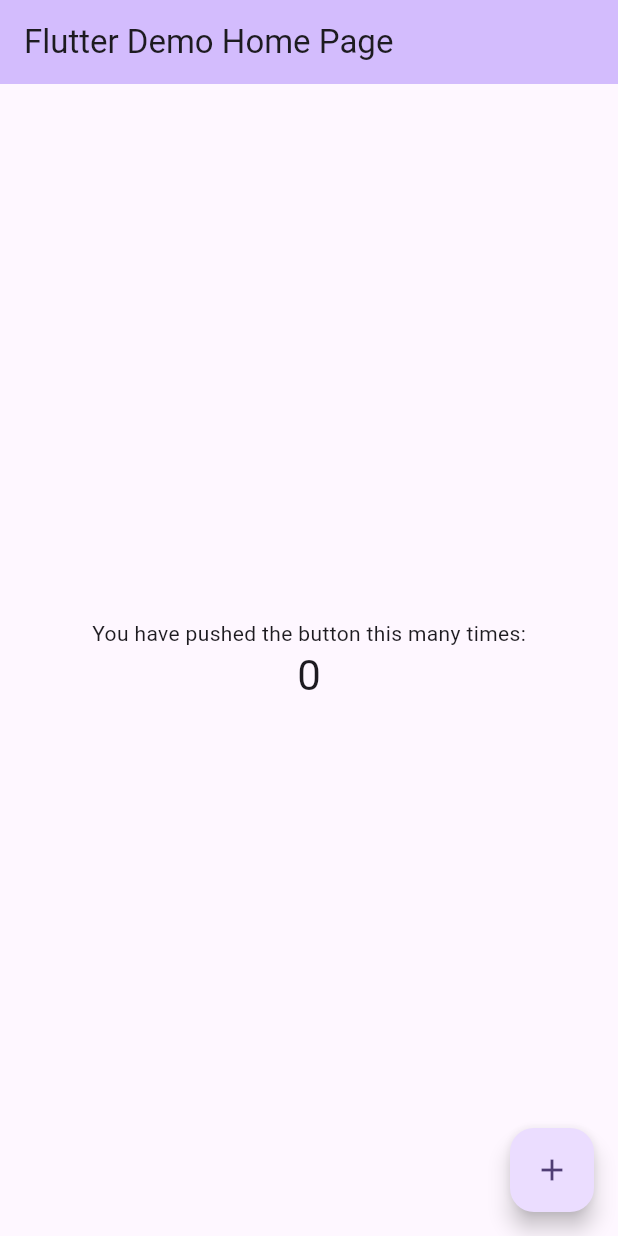
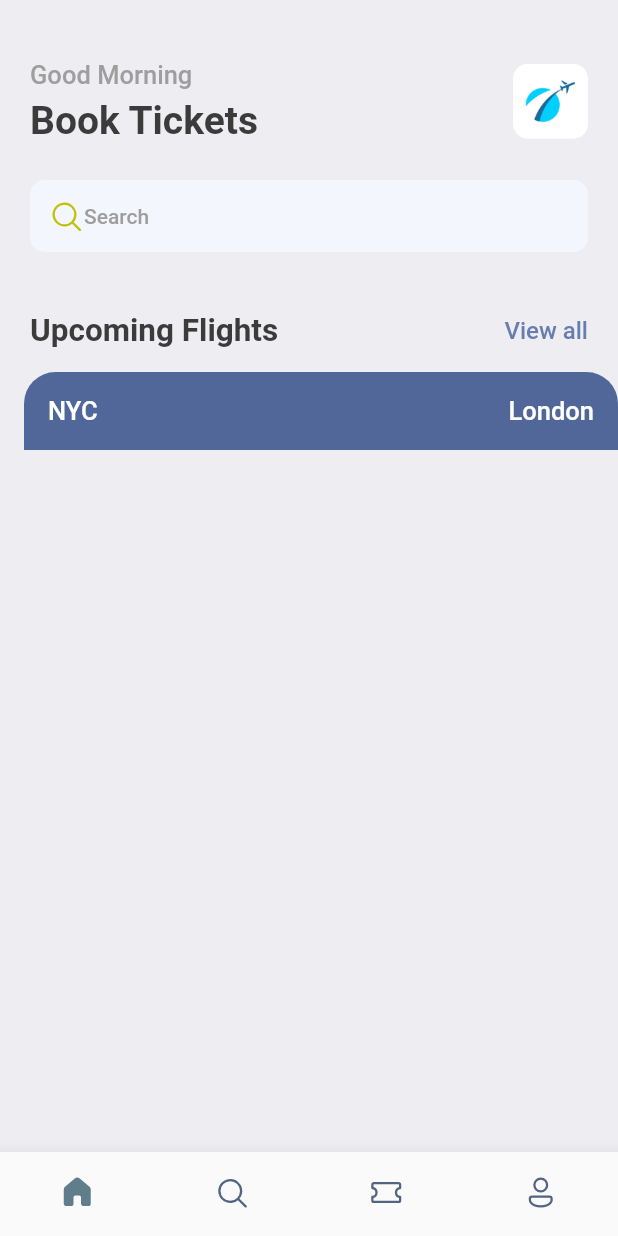
Before and after one commit to YasiraBanuka/Ticket-Booking-App-FLUTTER, a Flutter app: the screen it shows after launch, on a phone screen of 412 x 824 dp. Run offline on Flutter 3.47's test engine with Material 2 defaults, Android fonts, the phone set to English and light mode, and no system bars; our stand-ins replace fluentui_icons, gap.

Commit message:
started home screen

```diff
--- a/lib/main.dart
+++ b/lib/main.dart
@@ -1,4 +1,6 @@
 import 'package:flutter/material.dart';
+import 'package:ticketing_app/screens/bottom_bar.dart';
+import 'package:ticketing_app/utils/app_styles.dart';
 
 void main() {
   runApp(const MyApp());
@@ -11,115 +13,12 @@ class MyApp extends StatelessWidget {
   @override
   Widget build(BuildContext context) {
     return MaterialApp(
+      debugShowCheckedModeBanner: false,
       title: 'Flutter Demo',
       theme: ThemeData(
-        // This is the theme of your application.
-        //
-        // TRY THIS: Try running your application with "flutter run". You'll see
-        // the application has a blue toolbar. Then, without quitting the app,
-        // try changing the seedColor in the colorScheme below to Colors.green
-        // and then invoke "hot reload" (save your changes or press the "hot
-        // reload" button in a Flutter-supported IDE, or press "r" if you used
-        // the command line to start the app).
-        //
-        // Notice that the counter didn't reset back to zero; the application
-        // state is not lost during the reload. To reset the state, use hot
-        // restart instead.
-        //
-        // This works for code too, not just values: Most code changes can be
-        // tested with just a hot reload.
-        colorScheme: ColorScheme.fromSeed(seedColor: Colors.deepPurple),
-        useMaterial3: true,
+        primaryColor: primary,
       ),
-      home: const MyHomePage(title: 'Flutter Demo Home Page'),
+      home: const BottomBar(),
     );
   }
 }
-
-class MyHomePage extends StatefulWidget {
-  const MyHomePage({super.key, required this.title});
-
-  // This widget is the home page of your application. It is stateful, meaning
-  // that it has a State object (defined below) that contains fields that affect
-  // how it looks.
-
-  // This class is the configuration for the state. It holds the values (in this
-  // case the title) provided by the parent (in this case the App widget) and
-  // used by the build method of the State. Fields in a Widget subclass are
-  // always marked "final".
-
-  final String title;
-
-  @override
-  State<MyHomePage> createState() => _MyHomePageState();
-}
-
-class _MyHomePageState extends State<MyHomePage> {
-  int _counter = 0;
-
-  void _incrementCounter() {
-    setState(() {
-      // This call to setState tells the Flutter framework that something has
-      // changed in this State, which causes it to rerun the build method below
-      // so that the display can reflect the updated values. If we changed
-      // _counter without calling setState(), then the build method would not be
-      // called again, and so nothing would appear to happen.
-      _counter++;
-    });
-  }
-
-  @override
-  Widget build(BuildContext context) {
-    // This method is rerun every time setState is called, for instance as done
-    // by the _incrementCounter method above.
-    //
-    // The Flutter framework has been optimized to make rerunning build methods
-    // fast, so that you can just rebuild anything that needs updating rather
-    // than having to individually change instances of widgets.
-    return Scaffold(
-      appBar: AppBar(
-        // TRY THIS: Try changing the color here to a specific color (to
-        // Colors.amber, perhaps?) and trigger a hot reload to see the AppBar
-        // change color while the other colors stay the same.
-        backgroundColor: Theme.of(context).colorScheme.inversePrimary,
-        // Here we take the value from the MyHomePage object that was created by
-        // the App.build method, and use it to set our appbar title.
-        title: Text(widget.title),
-      ),
-      body: Center(
-        // Center is a layout widget. It takes a single child and positions it
-        // in the middle of the parent.
-        child: Column(
-          // Column is also a layout widget. It takes a list of children and
-          // arranges them vertically. By default, it sizes itself to fit its
-          // children horizontally, and tries to be as tall as its parent.
-          //
-          // Column has various properties to control how it sizes itself and
-          // how it positions its children. Here we use mainAxisAlignment to
-          // center the children vertically; the main axis here is the vertical
-          // axis because Columns are vertical (the cross axis would be
-          // horizontal).
-          //
-          // TRY THIS: Invoke "debug painting" (choose the "Toggle Debug Paint"
-          // action in the IDE, or press "p" in the console), to see the
-          // wireframe for each widget.
-          mainAxisAlignment: MainAxisAlignment.center,
-          children: <Widget>[
-            const Text(
-              'You have pushed the button this many times:',
-            ),
-            Text(
-              '$_counter',
-              style: Theme.of(context).textTheme.headlineMedium,
-            ),
-          ],
-        ),
-      ),
-      floatingActionButton: FloatingActionButton(
-        onPressed: _incrementCounter,
-        tooltip: 'Increment',
-        child: const Icon(Icons.add),
-      ), // This trailing comma makes auto-formatting nicer for build methods.
-    );
-  }
-}
--- /dev/null
+++ b/lib/screens/bottom_bar.dart
@@ -0,0 +1,68 @@
+import 'package:fluentui_icons/fluentui_icons.dart';
+import 'package:flutter/material.dart';
+import 'package:ticketing_app/screens/home_screen.dart';
+
+class BottomBar extends StatefulWidget {
+  const BottomBar({super.key});
+
+  @override
+  State<BottomBar> createState() => _BottomBarState();
+}
+
+class _BottomBarState extends State<BottomBar> {
+  int _selectedIndex = 0;
+
+  static final List<Widget> _widgetOptions = <Widget>[
+    HomeScreen(),
+    const Text("Search"),
+    const Text("Ticket"),
+    const Text("Profile"),
+  ];
+
+  void _onItemTapped(int index) {
+    setState(() {
+      _selectedIndex = index;
+    });
+  }
+
+  @override
+  Widget build(BuildContext context) {
+    return Scaffold(
+      body: Center(
+        child: _widgetOptions[_selectedIndex],
+      ),
+      bottomNavigationBar: BottomNavigationBar(
+        currentIndex: _selectedIndex,
+        onTap: _onItemTapped,
+        elevation: 10,
+        showSelectedLabels: false,
+        showUnselectedLabels: false,
+        selectedItemColor: Colors.blueGrey,
+        type: BottomNavigationBarType.fixed,
+        unselectedItemColor: const Color(0xFF526480),
+        items: const [
+          BottomNavigationBarItem(
+            icon: Icon(FluentSystemIcons.ic_fluent_home_regular),
+            activeIcon: Icon(FluentSystemIcons.ic_fluent_home_filled),
+            label: "Home",
+          ),
+          BottomNavigationBarItem(
+            icon: Icon(FluentSystemIcons.ic_fluent_search_regular),
+            activeIcon: Icon(FluentSystemIcons.ic_fluent_search_filled),
+            label: "Search",
+          ),
+          BottomNavigationBarItem(
+            icon: Icon(FluentSystemIcons.ic_fluent_ticket_regular),
+            activeIcon: Icon(FluentSystemIcons.ic_fluent_ticket_filled),
+            label: "Ticket",
+          ),
+          BottomNavigationBarItem(
+            icon: Icon(FluentSystemIcons.ic_fluent_person_regular),
+            activeIcon: Icon(FluentSystemIcons.ic_fluent_person_filled),
+            label: "Profile",
+          ),
+        ],
+      ),
+    );
+  }
+}
--- /dev/null
+++ b/lib/screens/home_screen.dart
@@ -0,0 +1,106 @@
+import 'package:fluentui_icons/fluentui_icons.dart';
+import 'package:flutter/material.dart';
+import 'package:gap/gap.dart';
+import 'package:ticketing_app/screens/ticket_view.dart';
+import 'package:ticketing_app/utils/app_styles.dart';
+
+class HomeScreen extends StatelessWidget {
+  const HomeScreen({super.key});
+
+  @override
+  Widget build(BuildContext context) {
+    return Scaffold(
+      backgroundColor: Styles.bgColor,
+      body: ListView(
+        children: [
+          Container(
+            padding: const EdgeInsets.symmetric(
+              horizontal: 20,
+            ),
+            child: Column(
+              children: [
+                const Gap(40),
+                Row(
+                  mainAxisAlignment: MainAxisAlignment.spaceBetween,
+                  children: [
+                    Column(
+                      crossAxisAlignment: CrossAxisAlignment.start,
+                      children: [
+                        Text(
+                          "Good Morning",
+                          style: Styles.headlineStyle3,
+                        ),
+                        const Gap(5),
+                        Text(
+                          "Book Tickets",
+                          style: Styles.headlineStyle1,
+                        ),
+                      ],
+                    ),
+                    Container(
+                      width: 50,
+                      height: 50,
+                      decoration: BoxDecoration(
+                        borderRadius: BorderRadius.circular(10),
+                        image: const DecorationImage(
+                          fit: BoxFit.fitHeight,
+                          image: AssetImage("assets/images/img_1.png"),
+                        ),
+                      ),
+                    )
+                  ],
+                ),
+                const Gap(25),
+                Container(
+                  decoration: BoxDecoration(
+                    borderRadius: BorderRadius.circular(10),
+                    color: const Color(0xFFF4F6FD),
+                  ),
+                  padding: const EdgeInsets.symmetric(
+                    horizontal: 12,
+                    vertical: 12,
+                  ),
+                  child: Row(
+                    children: [
+                      const Icon(
+                        FluentSystemIcons.ic_fluent_search_regular,
+                        color: Color(0xFFBFC205),
+                      ),
+                      Text(
+                        "Search",
+                        style: Styles.headlineStyle4,
+                      )
+                    ],
+                  ),
+                ),
+                const Gap(40),
+                Row(
+                  mainAxisAlignment: MainAxisAlignment.spaceBetween,
+                  children: [
+                    Text(
+                      "Upcoming Flights",
+                      style: Styles.headlineStyle2,
+                    ),
+                    InkWell(
+                      onTap: () {
+                        print("you tapped me");
+                      },
+                      child: Text(
+                        "View all",
+                        style: Styles.textStyle.copyWith(
+                          color: Styles.primaryColor,
+                        ),
+                      ),
+                    ),
+                  ],
+                )
+              ],
+            ),
+          ),
+          const Gap(15),
+          TicketView(),
+        ],
+      ),
+    );
+  }
+}
--- /dev/null
+++ b/lib/screens/ticket_view.dart
@@ -0,0 +1,51 @@
+import 'package:flutter/material.dart';
+import 'package:ticketing_app/utils/app_layout.dart';
+import 'package:ticketing_app/utils/app_styles.dart';
+
+class TicketView extends StatelessWidget {
+  const TicketView({super.key});
+
+  @override
+  Widget build(BuildContext context) {
+    final size = AppLayout.getSize(context);
+
+    return SizedBox(
+      width: size.width,
+      height: 200,
+      child: Container(
+        margin: const EdgeInsets.only(left: 16),
+        child: Column(
+          children: [
+            Container(
+              decoration: const BoxDecoration(
+                color: Color(0xFF526799),
+                borderRadius: BorderRadius.only(
+                  topLeft: Radius.circular(21),
+                  topRight: Radius.circular(21),
+                ),
+              ),
+              padding: const EdgeInsets.all(16),
+              child: Column(children: [
+                Row(
+                  children: [
+                    Text(
+                      "NYC",
+                      style:
+                          Styles.headlineStyle3.copyWith(color: Colors.white),
+                    ),
+                    const Spacer(),
+                    Text(
+                      "London",
+                      style:
+                          Styles.headlineStyle3.copyWith(color: Colors.white),
+                    )
+                  ],
+                )
+              ]),
+            )
+          ],
+        ),
+      ),
+    );
+  }
+}
--- /dev/null
+++ b/lib/utils/app_layout.dart
@@ -0,0 +1,7 @@
+import 'package:flutter/material.dart';
+
+class AppLayout {
+  static getSize(BuildContext context) {
+    return MediaQuery.of(context).size;
+  }
+}
--- /dev/null
+++ b/lib/utils/app_styles.dart
@@ -0,0 +1,36 @@
+import 'package:flutter/material.dart';
+
+Color primary = const Color(0xFF687daf);
+
+class Styles {
+  static Color primaryColor = primary;
+  static Color textColor = const Color(0xFF3b3b3b);
+  static Color bgColor = const Color(0xFFeeedf2);
+  static Color orangeColor = const Color(0xFF526799);
+
+  static TextStyle textStyle = TextStyle(
+    color: textColor,
+    fontSize: 16,
+    fontWeight: FontWeight.w500,
+  );
+  static TextStyle headlineStyle1 = TextStyle(
+    color: textColor,
+    fontSize: 26,
+    fontWeight: FontWeight.bold,
+  );
+  static TextStyle headlineStyle2 = TextStyle(
+    color: textColor,
+    fontSize: 21,
+    fontWeight: FontWeight.bold,
+  );
+  static TextStyle headlineStyle3 = TextStyle(
+    color: Colors.grey.shade500,
+    fontSize: 17,
+    fontWeight: FontWeight.w500,
+  );
+  static TextStyle headlineStyle4 = TextStyle(
+    color: Colors.grey.shade500,
+    fontSize: 14,
+    fontWeight: FontWeight.w500,
+  );
+}
--- a/pubspec.yaml
+++ b/pubspec.yaml
@@ -35,6 +35,8 @@ dependencies:
   # The following adds the Cupertino Icons font to your application.
   # Use with the CupertinoIcons class for iOS style icons.
   cupertino_icons: ^1.0.2
+  fluentui_icons: ^1.0.0
+  gap: ^3.0.1
 
 dev_dependencies:
   flutter_test:
@@ -59,8 +61,8 @@ flutter:
   uses-material-design: true
 
   # To add assets to your application, add an assets section, like this:
-  # assets:
-  #   - images/a_dot_burr.jpeg
+  assets:
+    - assets/images/
   #   - images/a_dot_ham.jpeg
 
   # An image asset can refer to one or more resolution-specific "variants", see
```
Also changed, not shown: assets/images/img.png (added), assets/images/img_1.png (added), assets/images/one.png (added), assets/images/sit.jpg (added), assets/images/three.png (added), assets/images/two.png (added), assets/images/visa.png (added), pubspec.lock.
